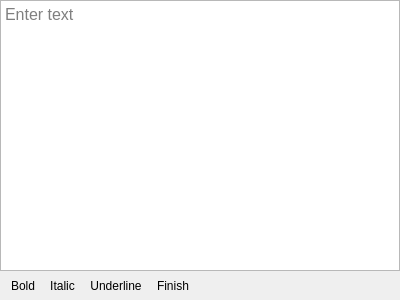
tedvalson/NovelTea, file res/forms/RichTextEditor.ui: the form before one commit.
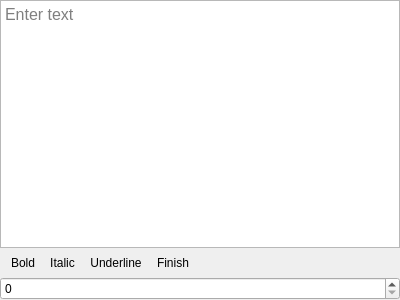
The form after the commit. Icons and pictures are not drawn.

What changed in the file:
```diff
--- a/res/forms/RichTextEditor.ui
+++ b/res/forms/RichTextEditor.ui
@@ -68,6 +68,9 @@
      <addaction name="actionFinish"/>
     </widget>
    </item>
+   <item>
+    <widget class="QSpinBox" name="spinBox"/>
+   </item>
   </layout>
   <action name="actionBold">
    <property name="checkable">
```
